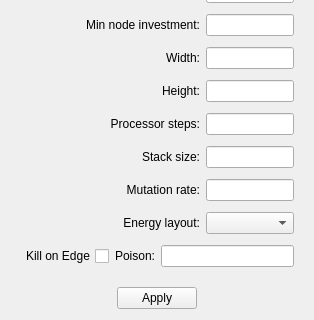
First picture: the form in settings.ui, repository sje397/QtBugs, before the edit; both pictures show x 0 to 314 and y 407 to 727 of the 314 by 727 pixel window.
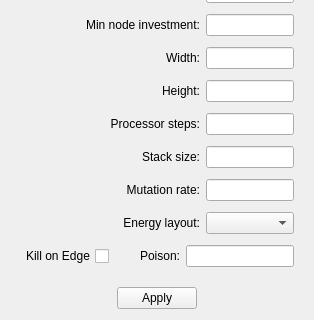
Second picture: the form after the edit.

Diff of the .ui file:
```diff
--- a/settings.ui
+++ b/settings.ui
@@ -610,6 +610,12 @@
         </item>
         <item>
          <widget class="QLineEdit" name="poisonEd">
+          <property name="sizePolicy">
+           <sizepolicy hsizetype="Maximum" vsizetype="Fixed">
+            <horstretch>0</horstretch>
+            <verstretch>0</verstretch>
+           </sizepolicy>
+          </property>
           <property name="alignment">
            <set>Qt::AlignRight</set>
           </property>
```
